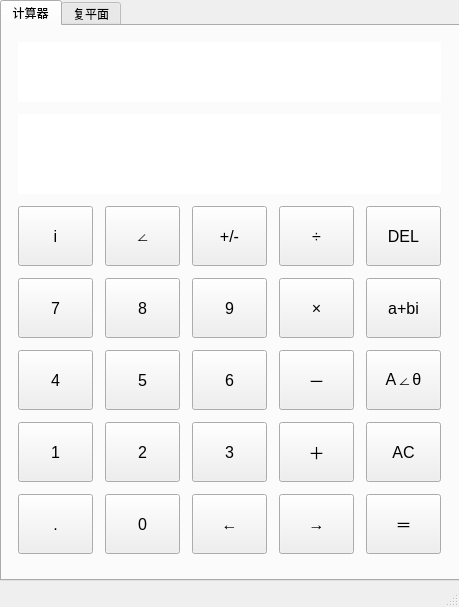
JupiterLyr/Plural_Calculator, file resources/mainwindow.ui: the form before one commit.
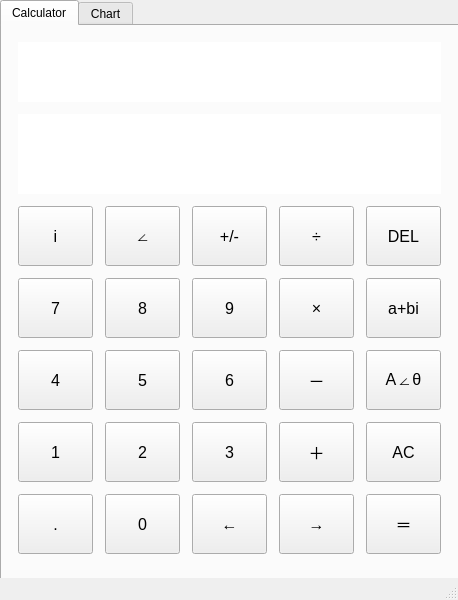
The form after the commit. Custom widgets are drawn as their Qt base class.

```diff
--- a/resources/mainwindow.ui
+++ b/resources/mainwindow.ui
@@ -6,8 +6,8 @@
    <rect>
     <x>0</x>
     <y>0</y>
-    <width>459</width>
-    <height>607</height>
+    <width>458</width>
+    <height>600</height>
    </rect>
   </property>
   <property name="windowTitle">
@@ -19,8 +19,8 @@
      <rect>
       <x>0</x>
       <y>0</y>
-      <width>461</width>
-      <height>581</height>
+      <width>460</width>
+      <height>580</height>
      </rect>
     </property>
     <property name="currentIndex">
@@ -28,7 +28,7 @@
     </property>
     <widget class="QWidget" name="tab_cal">
      <attribute name="title">
-      <string>计算器</string>
+      <string>Calculator</string>
      </attribute>
      <widget class="QWidget" name="layoutWidget">
       <property name="geometry">
@@ -957,7 +957,7 @@
     </widget>
     <widget class="QWidget" name="tab_chart">
      <attribute name="title">
-      <string>复平面</string>
+      <string>Chart</string>
      </attribute>
      <layout class="QGridLayout" name="gridLayout_2">
       <item row="0" column="0">
```
Left out of the diff: 2 changed lines with no effect on the pictures.
